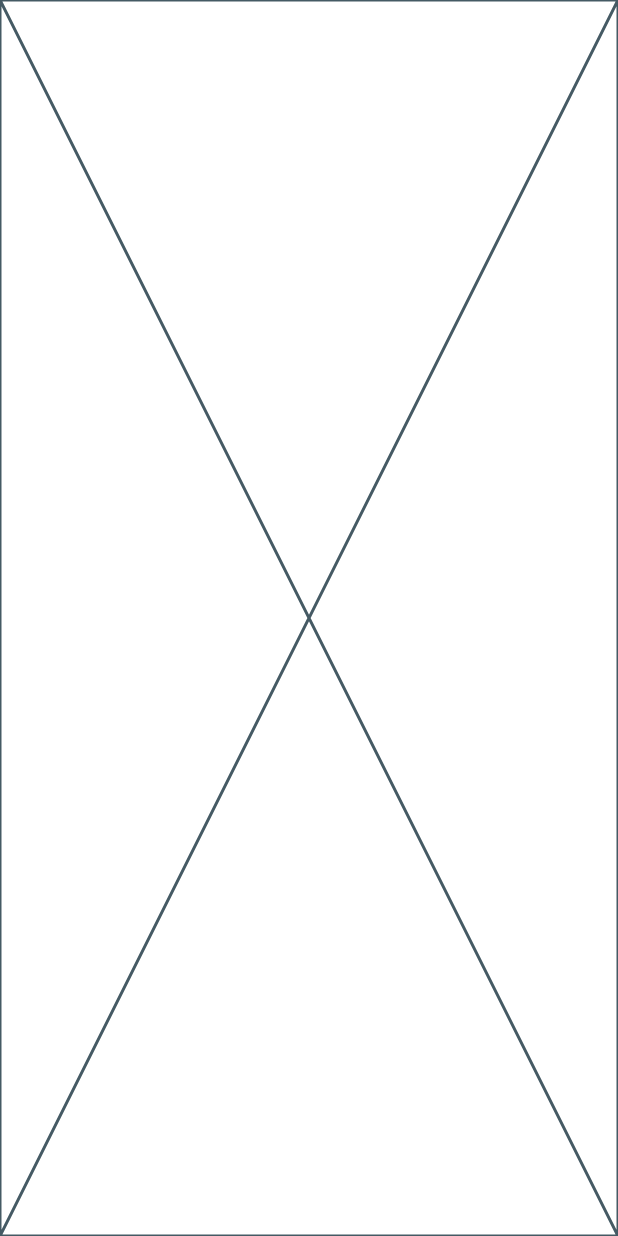
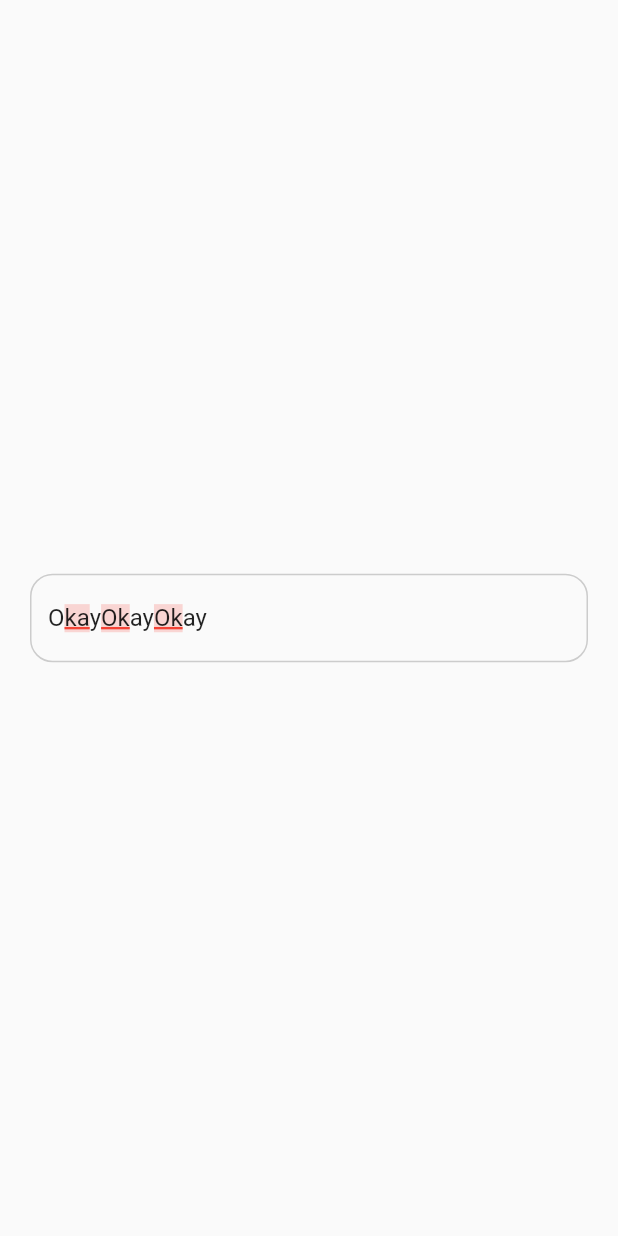
Before and after one commit to solid-software/languagetool_textfield, a Flutter app: the screen it shows after launch, on a phone screen of 412 x 824 dp. Run offline on Flutter 3.47's test engine with Material 2 defaults, Android fonts, the phone set to English and light mode, and no system bars; missing offline and left inert: language_tool, throttling.

Commit message:
Create initial design for TextField

```diff
--- a/example/lib/app.dart
+++ b/example/lib/app.dart
@@ -1,6 +1,10 @@
 import 'package:flutter/material.dart';
+import 'package:language_tool/language_tool.dart';
+import 'package:languagetool_textfield/languagetool_textfield.dart';
 
+/// Main screen widget demonstrating library usage example
 class App extends StatefulWidget {
+  /// Creates a new instance of main screen widget
   const App({super.key});
 
   @override
@@ -8,8 +12,25 @@ class App extends StatefulWidget {
 }
 
 class _AppState extends State<App> {
+  final LangToolService _langToolService = LangToolService(LanguageTool());
+
+  @override
+  void initState() {
+    super.initState();
+  }
+
   @override
   Widget build(BuildContext context) {
-    return const Placeholder();
+    return Scaffold(
+      body: Center(
+        child: Padding(
+          padding: const EdgeInsets.all(20.0),
+          child: LanguageToolTextField(
+            langService: _langToolService,
+            style: const TextStyle(),
+          ),
+        ),
+      ),
+    );
   }
 }
--- a/example/pubspec.yaml
+++ b/example/pubspec.yaml
@@ -9,12 +9,13 @@ environment:
 dependencies:
   flutter:
     sdk: flutter
+  language_tool: ^2.1.1
+  languagetool_textfield:
+    path: ../
 
 dev_dependencies:
   flutter_test:
     sdk: flutter
-  languagetool_textfield:
-    path: ../
   solid_lints: ^0.0.14
 
 flutter:
--- a/lib/languagetool_textfield.dart
+++ b/lib/languagetool_textfield.dart
@@ -1 +1,5 @@
 library languagetool_textfield;
+
+export 'domain/language_check_service.dart';
+export 'implementations/lang_tool_service.dart';
+export 'presentation/language_tool_text_field.dart';
--- a/lib/presentation/language_tool_text_field.dart
+++ b/lib/presentation/language_tool_text_field.dart
@@ -1,17 +1,19 @@
 import 'package:flutter/material.dart';
 import 'package:languagetool_textfield/domain/language_check_service.dart';
+import 'package:languagetool_textfield/domain/mistake.dart';
+import 'package:languagetool_textfield/presentation/widgets/custom_text_field_controller.dart';
 
 class LanguageToolTextField extends StatefulWidget {
   final LanguageCheckService langService;
   final TextStyle style;
-  final InputDecoration decoration;
+  final InputDecoration? decoration;
   final Widget Function()? mistakeBuilder;
 
   const LanguageToolTextField({
     Key? key,
     required this.langService,
     required this.style,
-    required this.decoration,
+    this.decoration,
     this.mistakeBuilder,
   }) : super(key: key);
 
@@ -20,9 +22,56 @@ class LanguageToolTextField extends StatefulWidget {
 }
 
 class _LanguageToolTextFieldState extends State<LanguageToolTextField> {
+  final _textFieldController = CustomTextFieldController(
+    text: 'OkayOkayOkay',
+    mistakes: [
+      const Mistake(
+        message: 'bad',
+        type: 'bad',
+        offset: 1,
+        length: 2,
+        replacements: ['1'],
+      ),
+      const Mistake(
+        message: 'bad',
+        type: 'bad',
+        offset: 4,
+        length: 2,
+        replacements: ['1'],
+      ),
+      const Mistake(
+        message: 'bad',
+        type: 'bad',
+        offset: 8,
+        length: 2,
+        replacements: ['1'],
+      ),
+    ],
+  );
+  static const _borderRadius = 15.0;
+  static const _borderOpacity = 0.5;
+  final _textFieldBorder = OutlineInputBorder(
+    borderSide: BorderSide(
+      color: Colors.grey.withOpacity(_borderOpacity),
+    ),
+    borderRadius: BorderRadius.circular(_borderRadius),
+  );
 
   @override
   Widget build(BuildContext context) {
-    return const Placeholder();
+    return TextField(
+      autocorrect: false,
+      enableSuggestions: false,
+      textCapitalization: TextCapitalization.none,
+      keyboardType: TextInputType.multiline,
+      maxLines: null,
+      decoration: widget.decoration ??
+          InputDecoration(
+            focusedBorder: _textFieldBorder,
+            enabledBorder: _textFieldBorder,
+            border: _textFieldBorder,
+          ),
+      controller: _textFieldController,
+    );
   }
 }
--- /dev/null
+++ b/lib/presentation/widgets/custom_text_field_controller.dart
@@ -0,0 +1,66 @@
+import 'package:flutter/material.dart';
+import 'package:languagetool_textfield/domain/mistake.dart';
+
+/// Custom controller for an editable text field, that supports
+/// mistakes highlighting.
+class CustomTextFieldController extends TextEditingController {
+  /// List of mistakes in text.
+  final List<Mistake> mistakes;
+
+  /// Creates a controller for an editable text field.
+  CustomTextFieldController({
+    String? text,
+    this.mistakes = const [],
+  }) : super(text: text);
+
+  @override
+  TextSpan buildTextSpan({
+    required BuildContext context,
+    TextStyle? style,
+    required bool withComposing,
+  }) {
+    final List<TextSpan> children = [];
+    const underlineThickness = 2.0;
+    const backgroundOpacity = 0.2;
+
+    if (mistakes.isEmpty) {
+      return TextSpan(text: text, style: style);
+    }
+
+    for (int i = 0; i < mistakes.length; i++) {
+      final mistake = mistakes[i];
+      final previousMistakePosition =
+          i > 0 ? mistakes[i - 1].offset + mistakes[i - 1].length : 0;
+      final mistakeStart = mistake.offset;
+      final mistakeEnd = mistakeStart + mistake.length;
+
+      children.add(
+        TextSpan(text: text.substring(previousMistakePosition, mistakeStart)),
+      );
+
+      children.add(
+        TextSpan(
+          text: text.substring(mistakeStart, mistakeEnd),
+          style: TextStyle(
+            decoration: TextDecoration.underline,
+            decorationColor: Colors.red,
+            decorationThickness: underlineThickness,
+            backgroundColor: Colors.red.withOpacity(backgroundOpacity),
+          ),
+        ),
+      );
+
+      if (mistake == mistakes.last) {
+        children.add(
+          TextSpan(
+            text: text.substring(
+              mistakeEnd,
+            ),
+          ),
+        );
+      }
+    }
+
+    return TextSpan(children: children, style: style);
+  }
+}
```
Also changed, not shown: example/pubspec.lock.
